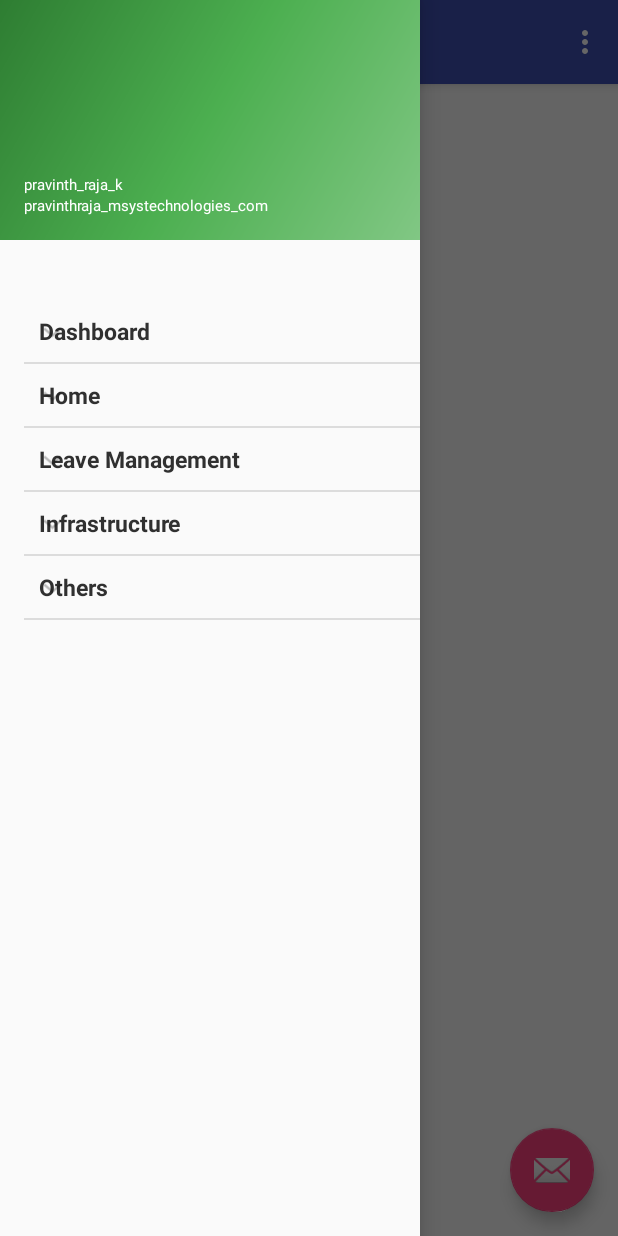
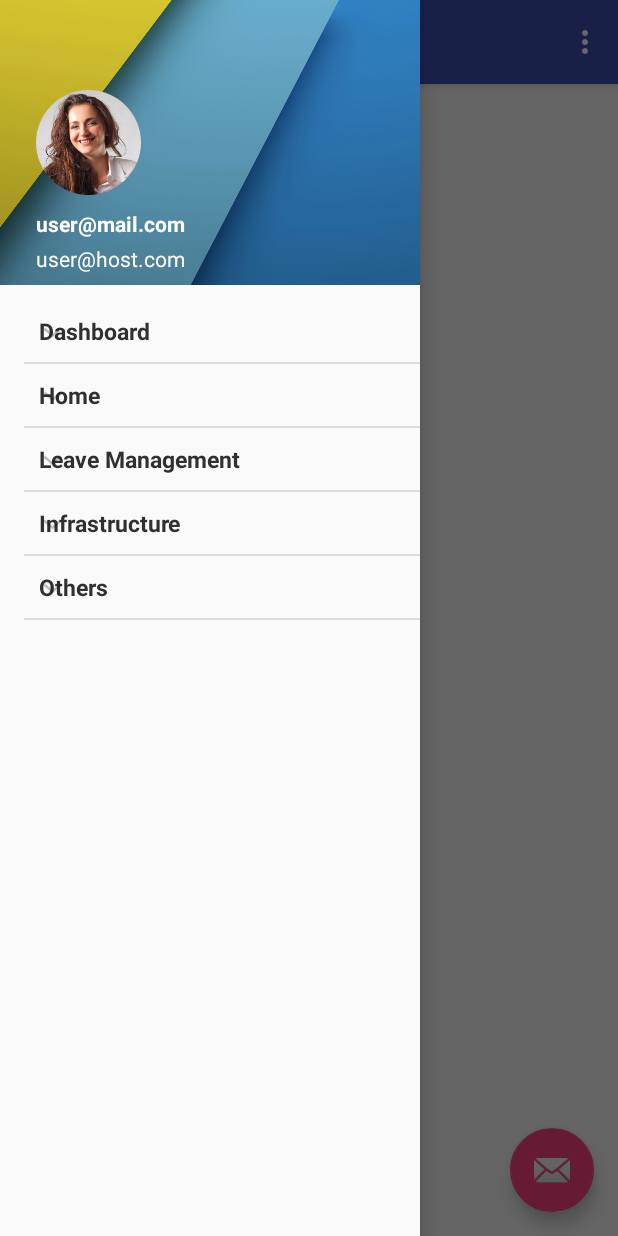
Before and after one commit to vjega/android-portal, an Android app: the MainActivity screen opened directly, with no data from a screen before it, with the side drawer open, on a phone screen of 412 x 824 dp. Run offline under Robolectric (Android 15) with nearby library versions, the phone set to English and light mode, and no system bars; our stand-ins replace CircleImageView.

Commit message:
navigation deawer profile picture and background changed

```diff
--- a/MsysEmpPortal/app/build.gradle
+++ b/MsysEmpPortal/app/build.gradle
@@ -24,6 +24,7 @@ dependencies {
     testCompile 'junit:junit:4.12'
     compile 'com.android.support:appcompat-v7:23.1.1'
     compile 'com.android.support:design:23.1.1'
+    compile 'de.hdodenhof:circleimageview:1.3.0'
     compile 'com.android.support:support-v4:23.1.1'
     compile 'com.github.gabrielemariotti.cards:library:1.9.1'
 
--- a/MsysEmpPortal/app/src/main/res/layout/nav_header_main.xml
+++ b/MsysEmpPortal/app/src/main/res/layout/nav_header_main.xml
@@ -1,40 +1,51 @@
 <?xml version="1.0" encoding="utf-8"?>
-<LinearLayout xmlns:android="http://schemas.android.com/apk/res/android"
+<RelativeLayout xmlns:android="http://schemas.android.com/apk/res/android"
     android:layout_width="match_parent"
-    android:layout_height="@dimen/nav_header_height"
-    android:background="@drawable/side_nav_bar"
-    android:gravity="bottom"
-    android:orientation="vertical"
-    android:paddingBottom="@dimen/activity_vertical_margin"
-    android:paddingLeft="@dimen/activity_horizontal_margin"
-    android:paddingRight="@dimen/activity_horizontal_margin"
-    android:paddingTop="@dimen/activity_vertical_margin"
-    android:theme="@style/ThemeOverlay.AppCompat.Dark">
+    android:layout_height="190dp"
+    android:background="@drawable/background_material_blue"
+    android:orientation="vertical">
 
-
-    <!--<android.support.v4.widget.CircleImageView-->
-        <!--android:id="@+id/profile_image"-->
-        <!--android:layout_width="70dp"-->
-        <!--android:layout_height="70dp"-->
-        <!--android:src="@drawable/profile"-->
-       <!--/>-->
-
+    <de.hdodenhof.circleimageview.CircleImageView
+        xmlns:app="http://schemas.android.com/apk/res-auto"
+        android:id="@+id/profile_image"
+        android:layout_width="70dp"
+        android:layout_height="70dp"
+        android:src="@drawable/profile"
+        app:border_color="#FF000000"
+        android:layout_marginLeft="24dp"
+        android:layout_centerVertical="true"
+        android:layout_alignParentLeft="true"
+        android:layout_alignParentStart="true"
+        android:layout_marginStart="24dp"
+        />
 
     <TextView
-        android:layout_width="match_parent"
+        android:layout_width="wrap_content"
         android:layout_height="wrap_content"
-        android:paddingTop="@dimen/nav_header_vertical_spacing"
-        android:text="@string/pravinth_raja_k"
-        android:textSize="10sp"
-        android:textColor="#FFFFFF"
-        android:textAppearance="@style/TextAppearance.AppCompat.Body1" />
+        android:text="user@mail.com"
+        android:textSize="14sp"
+        android:textColor="#FFF"
+        android:textStyle="bold"
+        android:gravity="left"
+        android:paddingBottom="4dp"
+        android:id="@+id/username"
+        android:layout_above="@+id/email"
+        android:layout_alignLeft="@+id/profile_image"
+        android:layout_alignStart="@+id/profile_image"
+        />
 
     <TextView
-        android:id="@+id/textView"
         android:layout_width="wrap_content"
         android:layout_height="wrap_content"
-        android:textSize="10sp"
-        android:textColor="#FFFFFF"
-        android:text="@string/pravinthraja_msystechnologies_com" />
+        android:text="user@host.com"
+        android:id="@+id/email"
+        android:gravity="left"
+        android:layout_marginBottom="8dp"
+        android:textSize="14sp"
+        android:textColor="#FFF"
+        android:layout_alignParentBottom="true"
+        android:layout_alignLeft="@+id/username"
+        android:layout_alignStart="@+id/username"
+        />
 
-</LinearLayout>
+</RelativeLayout>
```
Also changed, not shown: MsysEmpPortal/app/src/main/res/drawable-hdpi/background_material_blue.png (added), MsysEmpPortal/app/src/main/res/drawable-hdpi/profile.png, MsysEmpPortal/app/src/main/res/drawable-mdpi/background_material_blue.png (added), MsysEmpPortal/app/src/main/res/drawable-mdpi/profile.png, MsysEmpPortal/app/src/main/res/drawable-xhdpi/background_material_blue.png (added), MsysEmpPortal/app/src/main/res/drawable-xhdpi/profile.png, MsysEmpPortal/app/src/main/res/drawable-xxhdpi/background_material_blue.png (added), MsysEmpPortal/app/src/main/res/drawable-xxhdpi/profile.png, MsysEmpPortal/app/src/main/res/drawable-xxxhdpi/background_material_blue.png (added), 1 other file.
